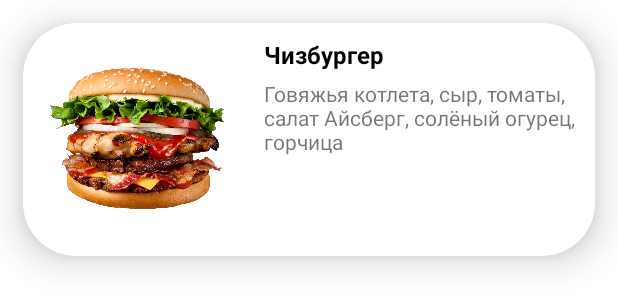
After one commit to Aleisder/FoodDelivery, an Android app: the layout burger_list_item.xml on its own in the app's theme, with its tools: preview values and no code run, on a phone screen of 412 x 824 dp. The commit adds this screen. Shown: the top 308 px of the screen. Run offline under Robolectric (Android 15) with nearby library versions, the phone set to English and light mode, and no system bars.

Commit message:
Implemented RecyclerView

```diff
--- a/app/src/main/java/com/example/fooddelivery/data/Burgers.kt
+++ /dev/null
@@ -1,3 +0,0 @@
-package com.example.fooddelivery.data
-
-class Burgers : ArrayList<Burger>()
--- a/app/src/main/res/layout/activity_main.xml
+++ b/app/src/main/res/layout/activity_main.xml
@@ -4,7 +4,7 @@
     xmlns:app="http://schemas.android.com/apk/res-auto"
     xmlns:tools="http://schemas.android.com/tools"
     android:id="@+id/menuFragment"
-    android:name="com.example.fooddelivery.view.screens.MenuFragment"
+    android:name="com.example.fooddelivery.view.screens.menu.MenuFragment"
     android:layout_height="match_parent"
     android:layout_width="match_parent"
     tools:layout="@layout/fragment_menu"/>
--- /dev/null
+++ b/app/src/main/res/layout/burger_list_item.xml
@@ -0,0 +1,54 @@
+<?xml version="1.0" encoding="utf-8"?>
+<androidx.cardview.widget.CardView xmlns:android="http://schemas.android.com/apk/res/android"
+    xmlns:app="http://schemas.android.com/apk/res-auto"
+    xmlns:tools="http://schemas.android.com/tools"
+    android:layout_width="match_parent"
+    android:layout_height="wrap_content"
+    android:layout_marginStart="15dp"
+    android:layout_marginTop="15dp"
+    android:layout_marginEnd="15dp"
+    app:cardBackgroundColor="@color/cardview_light_background"
+    app:cardCornerRadius="35dp"
+    app:cardElevation="15dp"
+    app:contentPadding="10dp">
+
+    <androidx.constraintlayout.widget.ConstraintLayout
+        android:layout_width="match_parent"
+        android:layout_height="match_parent">
+
+        <com.google.android.material.imageview.ShapeableImageView
+            android:id="@+id/ivBurgerPicture"
+            android:layout_width="135dp"
+            android:layout_height="135dp"
+            android:src="@drawable/burger"
+            app:layout_constraintBottom_toBottomOf="parent"
+            app:layout_constraintStart_toStartOf="parent"
+            app:layout_constraintTop_toTopOf="parent" />
+
+        <com.google.android.material.textview.MaterialTextView
+            android:id="@+id/tvBurgerName"
+            android:layout_width="wrap_content"
+            android:layout_height="wrap_content"
+            android:layout_marginStart="15dp"
+            android:textColor="@color/black"
+            android:textSize="16sp"
+            android:textStyle="bold"
+            app:layout_constraintStart_toEndOf="@id/ivBurgerPicture"
+            app:layout_constraintTop_toTopOf="parent"
+            tools:text="Чизбургер" />
+
+        <com.google.android.material.textview.MaterialTextView
+            android:id="@+id/tvBurgerDescription"
+            android:layout_width="0dp"
+            android:layout_marginTop="5dp"
+            android:layout_height="wrap_content"
+            android:layout_marginStart="15dp"
+            app:layout_constraintEnd_toEndOf="parent"
+            app:layout_constraintStart_toEndOf="@+id/ivBurgerPicture"
+            app:layout_constraintTop_toBottomOf="@+id/tvBurgerName"
+            tools:text="Говяжья котлета, сыр, томаты, салат Айсберг, солёный огурец, горчица" />
+
+    </androidx.constraintlayout.widget.ConstraintLayout>
+
+
+</androidx.cardview.widget.CardView>
```
Also changed, not shown: app/src/main/java/com/example/fooddelivery/data/network/BurgersApiService.kt (+3 -17 lines), app/src/main/java/com/example/fooddelivery/data/network/Retrofit.kt (added, +17 -0 lines), app/src/main/java/com/example/fooddelivery/view/screens/MenuFragment.kt (deleted, +0 -36 lines), app/src/main/java/com/example/fooddelivery/view/screens/menu/BurgerAdapter.kt (added, +40 -0 lines), app/src/main/java/com/example/fooddelivery/view/screens/menu/MenuFragment.kt (added, +61 -0 lines), app/src/main/java/com/example/fooddelivery/viewmodel/BurgersViewModel.kt (+15 -7 lines), app/src/main/res/layout/fragment_menu.xml (+12 -5 lines), app/src/main/res/drawable/burger.png (added).
